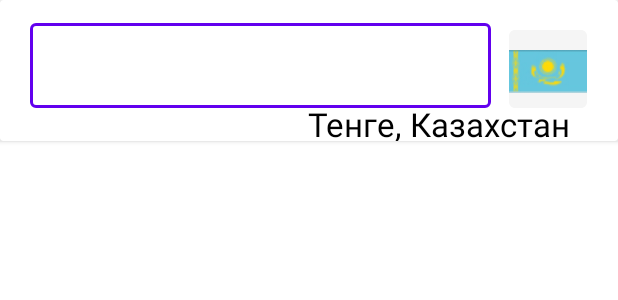
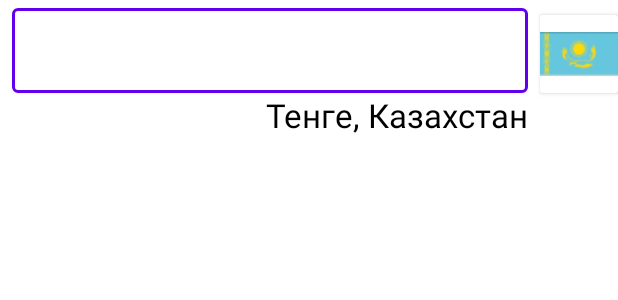
Before and after one commit to DaniyarYergesh/homeworkNavigationDeeplinks, an Android app: the layout item_currency_rv.xml on its own in the app's theme, with its tools: preview values and no code run, on a phone screen of 412 x 824 dp. Shown: the top 300 px of the screen. Run offline under Robolectric (Android 15) with nearby library versions, the phone set to English and light mode, and no system bars.

Commit message:
change currency item layout

```diff
--- a/app/src/main/res/layout/item_currency_rv.xml
+++ b/app/src/main/res/layout/item_currency_rv.xml
@@ -1,52 +1,48 @@
 <?xml version="1.0" encoding="utf-8"?>
-<androidx.cardview.widget.CardView xmlns:android="http://schemas.android.com/apk/res/android"
+<androidx.constraintlayout.widget.ConstraintLayout xmlns:android="http://schemas.android.com/apk/res/android"
+    xmlns:app="http://schemas.android.com/apk/res-auto"
     xmlns:tools="http://schemas.android.com/tools"
     android:layout_width="match_parent"
     android:layout_height="wrap_content">
 
-    <View
+    <androidx.cardview.widget.CardView
+        android:id="@+id/cardView"
         android:layout_width="52dp"
         android:layout_height="52dp"
-        android:background="@drawable/rectangle_3"
-        android:layout_marginTop="20dp"
-        android:layout_marginStart="339dp"
-        />
+        app:layout_constraintBottom_toBottomOf="@+id/textField"
+        app:layout_constraintEnd_toEndOf="parent">
+
+        <ImageView
+            android:id="@+id/currencyFlag"
+            android:layout_width="wrap_content"
+            android:layout_height="wrap_content"
+            android:layout_gravity="center"
+            android:background="@drawable/image_1" />
+    </androidx.cardview.widget.CardView>
+
     <TextView
         android:id="@+id/currencyType"
-        android:layout_width="185dp"
-        android:layout_height="26dp"
+        android:layout_width="wrap_content"
+        android:layout_height="wrap_content"
         android:text="@string/currencyType"
         android:textAppearance="@style/currencyStyle"
-        android:layout_marginTop="68dp"
-        android:layout_marginStart="205dp"
-        />
-
-
-    <ImageView
-        android:id="@+id/currencyFlag"
-        android:layout_width="52dp"
-        android:layout_height="28.55dp"
-        android:background="@drawable/image_1"
-        android:layout_marginTop="33dp"
-        android:layout_marginStart="339dp"
-        />
+        app:layout_constraintEnd_toEndOf="@+id/textField"
+        app:layout_constraintTop_toBottomOf="@+id/textField" />
 
     <com.google.android.material.textfield.TextInputLayout
         android:id="@+id/textField"
-        android:layout_width="307dp"
+        style="@style/Widget.MaterialComponents.TextInputLayout.OutlinedBox"
+        android:layout_width="0dp"
+        android:layout_marginHorizontal="8dp"
         android:layout_height="62dp"
-        android:layout_marginTop="10dp"
-        android:layout_marginStart="20dp"
-        style="@style/Widget.MaterialComponents.TextInputLayout.OutlinedBox">
+        app:layout_constraintEnd_toStartOf="@+id/cardView"
+        app:layout_constraintStart_toStartOf="parent"
+        app:layout_constraintTop_toTopOf="parent">
 
         <com.google.android.material.textfield.TextInputEditText
             android:id="@+id/currencyText"
             android:layout_width="match_parent"
             android:layout_height="match_parent"
-            android:textAppearance="@style/currencyStyle"
-            />
-
+            android:textAppearance="@style/currencyStyle" />
     </com.google.android.material.textfield.TextInputLayout>
-
-
-</androidx.cardview.widget.CardView>
+</androidx.constraintlayout.widget.ConstraintLayout>
```
Also changed, not shown: app/src/main/java/com/example/homework_recyclerview/presentation/fragments/converter/ConvertorFragment.kt (+10 -9 lines), app/src/main/res/layout/layout_fragment_convertor.xml (+88 -36 lines), app/src/main/java/com/example/homework_recyclerview/presentation/fragments/converter/ConverterViewModel.kt (renamed from app/src/main/java/com/example/homework_recyclerview/presentation/fragments/converter/MainViewModel.kt), 1 other file.
